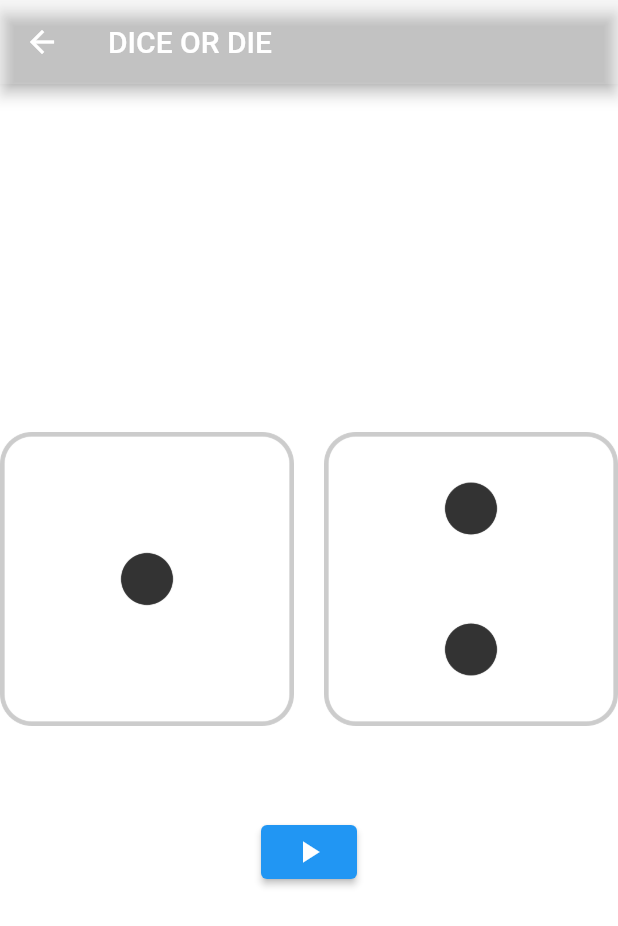
After one commit to aid95/dart-flutter-practice, a Flutter app: the Dice screen opened directly, on a phone screen of 412 x 824 dp. The commit adds this screen. Shown: the top 926 px of the screen. Run offline on Flutter 3.47's test engine with Material 2 defaults, Android fonts, the phone set to English and light mode, and no system bars; our stand-ins replace fluttertoast.

Commit message:
🎲 주사위 게임

```diff
--- /dev/null
+++ b/lib/screens/dice.dart
@@ -0,0 +1,75 @@
+import 'dart:math';
+
+import 'package:flutter/material.dart';
+import 'package:fluttertoast/fluttertoast.dart';
+
+class Dice extends StatefulWidget {
+  const Dice({Key? key}) : super(key: key);
+
+  @override
+  _DiceState createState() => _DiceState();
+}
+
+class _DiceState extends State<Dice> {
+  int leftDice = 1;
+  int rightDice = 2;
+
+  @override
+  Widget build(BuildContext context) {
+    return Scaffold(
+      backgroundColor: Colors.white,
+      appBar: AppBar(
+        backgroundColor: Colors.white12,
+        title: Text('DICE OR DIE'),
+      ),
+      body: Center(
+        child: Column(
+          mainAxisAlignment: MainAxisAlignment.center,
+          children: [
+            Row(
+              children: [
+                Expanded(
+                  child: Image.asset(
+                    'assets/images/dice$leftDice.png',
+                  ),
+                ),
+                SizedBox(
+                  width: 20,
+                ),
+                Expanded(
+                  child: Image.asset(
+                    'assets/images/dice$rightDice.png',
+                  ),
+                )
+              ],
+            ),
+            SizedBox(
+              height: 60,
+            ),
+            ButtonTheme(
+                minWidth: 100.0,
+                height: 60.0,
+                child: ElevatedButton(
+                  child: Icon(Icons.play_arrow),
+                  onPressed: () {
+                    setState(() {
+                      leftDice = Random().nextInt(6) + 1;
+                      rightDice = Random().nextInt(6) + 1;
+                    });
+                    showToast('Left dice : $leftDice, Right dice : $rightDice');
+                  },
+                ))
+          ],
+        ),
+      ),
+    );
+  }
+}
+
+void showToast(String message) {
+  Fluttertoast.showToast(
+      msg: message,
+      backgroundColor: Colors.red,
+      toastLength: Toast.LENGTH_SHORT,
+      gravity: ToastGravity.BOTTOM);
+}
```
Also changed, not shown: lib/main.dart (+32 -3 lines).
